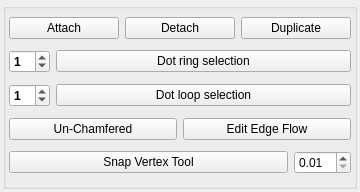
code-google-com/mayatools, file src/developer/main/modeltools/widget/ui/modeltoolsUI.ui: the form before one commit.
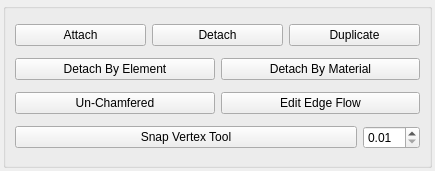
The form after the commit.

What changed in the file:
```diff
--- a/src/developer/main/modeltools/widget/ui/modeltoolsUI.ui
+++ b/src/developer/main/modeltools/widget/ui/modeltoolsUI.ui
@@ -6,8 +6,8 @@
    <rect>
     <x>0</x>
     <y>0</y>
-    <width>360</width>
-    <height>192</height>
+    <width>435</width>
+    <height>171</height>
    </rect>
   </property>
   <property name="windowTitle">
@@ -36,9 +36,6 @@
        <set>Qt::AlignCenter</set>
       </property>
       <layout class="QVBoxLayout" name="verticalLayout_2">
-       <property name="margin">
-        <number>3</number>
-       </property>
        <item>
         <layout class="QHBoxLayout" name="horizontalLayout_2">
          <item>
@@ -88,71 +85,38 @@
          </item>
         </layout>
        </item>
+       <item>
+        <layout class="QHBoxLayout" name="horizontalLayout">
+         <item>
+          <widget class="QPushButton" name="pushButton">
+           <property name="font">
+            <font>
+             <weight>50</weight>
+             <bold>false</bold>
+            </font>
+           </property>
+           <property name="text">
+            <string>Detach By Element</string>
+           </property>
+          </widget>
+         </item>
+         <item>
+          <widget class="QPushButton" name="pushButton_2">
+           <property name="font">
+            <font>
+             <weight>50</weight>
+             <bold>false</bold>
+            </font>
+           </property>
+           <property name="text">
+            <string>Detach By Material</string>
+           </property>
+          </widget>
+         </item>
+        </layout>
+       </item>
        <item>
         <layout class="QHBoxLayout" name="horizontalLayout_3">
-         <item>
-          <widget class="QSpinBox" name="spnRing">
-           <property name="maximum">
-            <number>98</number>
-           </property>
-           <property name="value">
-            <number>1</number>
-           </property>
-          </widget>
-         </item>
-         <item>
-          <widget class="QPushButton" name="btnRingEdges">
-           <property name="sizePolicy">
-            <sizepolicy hsizetype="Expanding" vsizetype="Fixed">
-             <horstretch>0</horstretch>
-             <verstretch>0</verstretch>
-            </sizepolicy>
-           </property>
-           <property name="font">
-            <font>
-             <weight>50</weight>
-             <bold>false</bold>
-            </font>
-           </property>
-           <property name="text">
-            <string>Dot ring selection</string>
-           </property>
-          </widget>
-         </item>
-        </layout>
-       </item>
-       <item>
-        <layout class="QHBoxLayout" name="horizontalLayout_5">
-         <item>
-          <widget class="QSpinBox" name="spnLoop">
-           <property name="value">
-            <number>1</number>
-           </property>
-          </widget>
-         </item>
-         <item>
-          <widget class="QPushButton" name="btnLoopEdges">
-           <property name="sizePolicy">
-            <sizepolicy hsizetype="Expanding" vsizetype="Fixed">
-             <horstretch>0</horstretch>
-             <verstretch>0</verstretch>
-            </sizepolicy>
-           </property>
-           <property name="font">
-            <font>
-             <weight>50</weight>
-             <bold>false</bold>
-            </font>
-           </property>
-           <property name="text">
-            <string>Dot loop selection</string>
-           </property>
-          </widget>
-         </item>
-        </layout>
-       </item>
-       <item>
-        <layout class="QHBoxLayout" name="horizontalLayout_4">
          <item>
           <widget class="QPushButton" name="btnSmartCollapse">
            <property name="font">
```
